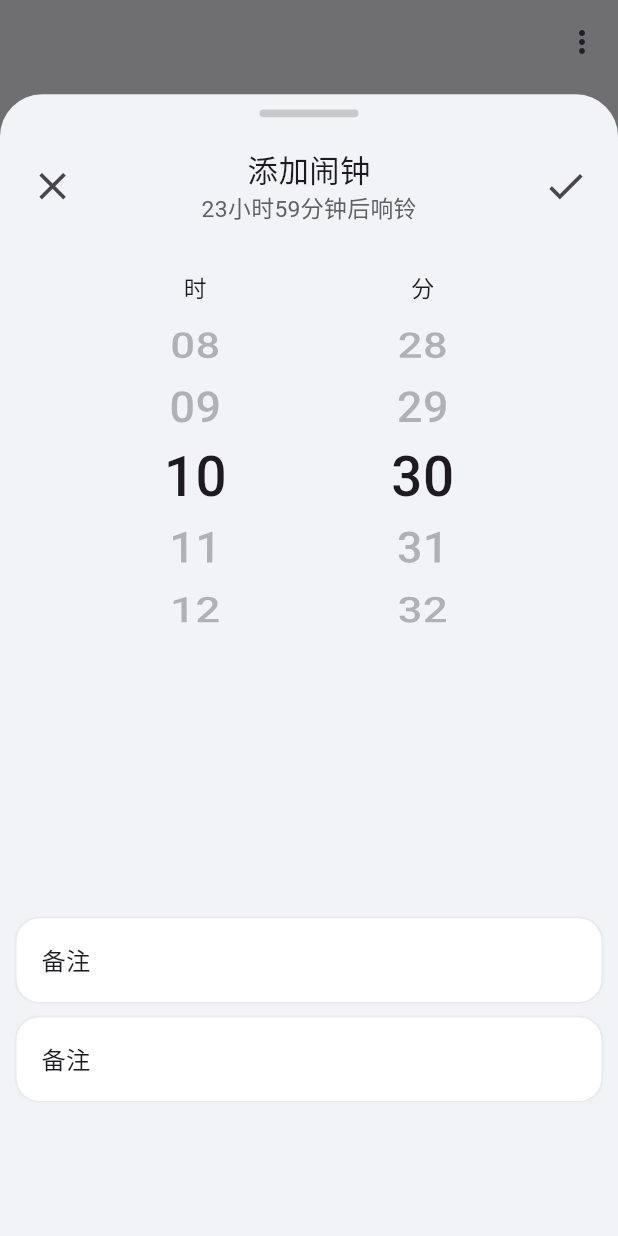
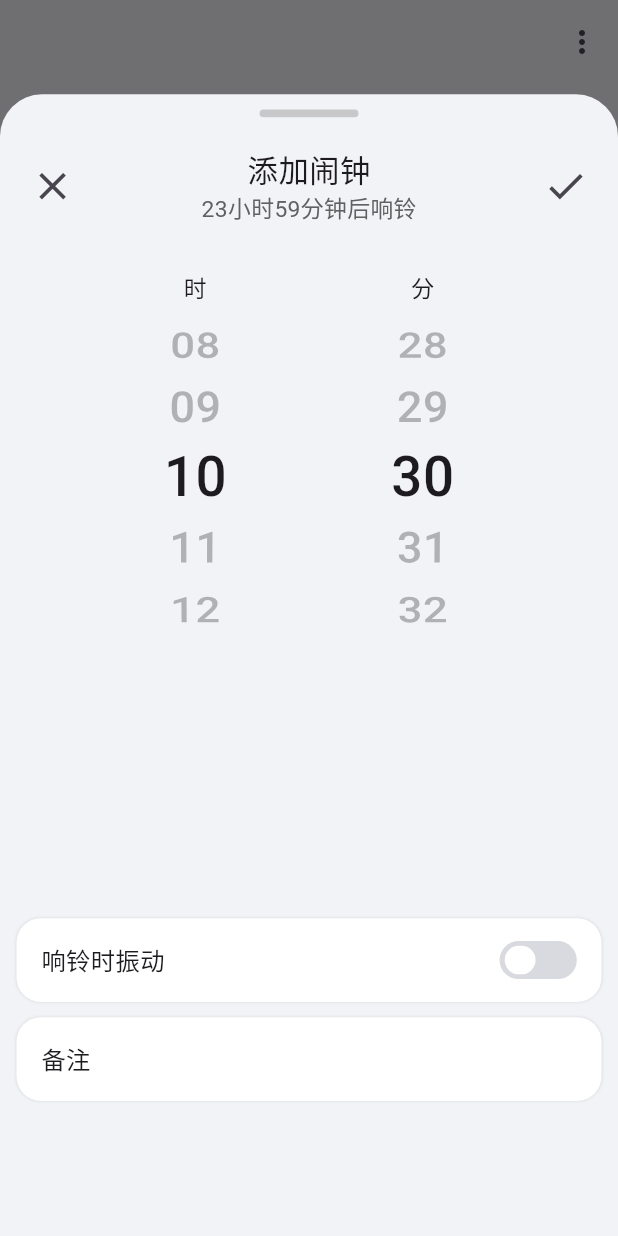
Before and after one commit to dzyz6/Medicine-Alarm, a Flutter app: the screen it shows after launch, after a tap on the "calendar today" icon, after a tap on the "add" icon, on a phone screen of 412 x 824 dp. Run offline on Flutter 3.47's test engine with Material 3 defaults, Android fonts, the phone set to English and light mode, and no system bars; our stand-ins replace flutter_screenutil; missing offline and left inert: dart:ffi.

Commit message:
正在编写点击按钮逻辑

```diff
--- a/lib/common/Color.dart
+++ b/lib/common/Color.dart
@@ -7,5 +7,6 @@ class MyColor{
   var blue2= Color(0xFF2E6FF2);
   var blue3= Color(0xFF1E40AF);
   var backgroundColor=Color(0xFFF2F3F6);
-
+  var pressColor=Color(0xFFE6E7EB);
+  var buttonColor=Color(0xFFD9DADF);
 }
--- a/lib/common/MyButton.dart
+++ b/lib/common/MyButton.dart
@@ -1,15 +1,89 @@
-import 'package:flutter/cupertino.dart';
+import 'package:flutter/material.dart';
+import 'package:flutter_screenutil/flutter_screenutil.dart';
+import 'package:nhelp/common/Color.dart';
 
-class Mybutton extends StatefulWidget {
-  const Mybutton({super.key});
+class MyButton extends StatefulWidget {
+  MyButton({super.key,this.onTap,required this.size});
+  Function? onTap;
+  double size;
+  @override
+  State<MyButton> createState() => _MyButtonState();
+}
+
+class _MyButtonState extends State<MyButton> with SingleTickerProviderStateMixin{
+
+  late AnimationController animationController;
+  late CurvedAnimation curvedAnimation;
+  @override
+  void initState() {
+    // TODO: implement initState
+    super.initState();
+    animationController=AnimationController(vsync: this,duration: Duration(milliseconds: 150));
+    curvedAnimation=CurvedAnimation(parent: animationController, curve:Curves.easeInOut);
+  }
+
+  //当前按钮状态
+  int curState=0;
+
+  var curColor=MyColor().buttonColor;
 
   @override
-  State<Mybutton> createState() => _MybuttonState();
-}
+  Widget build(BuildContext context) {
+    return AnimatedBuilder(
+      animation: curvedAnimation,
+      builder: (context,child) {
+        return GestureDetector(
+          onTap: (){
+            if(curvedAnimation.isAnimating){
+              return;
+            }
+            if(curState==0){
+              animationController.forward();
+              setState(() {
+                curColor=MyColor().blue2;
+              });
+              curState=1;
+            }
+            else{
+              animationController.reverse();
+              setState(() {
+                curColor=MyColor().buttonColor;
+              });
+              curState=0;
+            }
+            widget.onTap;
+          },
+          onLongPress: (){
 
-class _MybuttonState extends State<Mybutton> {
-  @override
-  Widget build(BuildContext context) {
-    return const Placeholder();
+          },
+          child: Container(
+            width:widget.size*1.875.w,
+            height: widget.size.h,
+            decoration: BoxDecoration(
+              color: curColor,
+              borderRadius: BorderRadius.all(Radius.circular(50.r)),
+            ),
+            child: Align(
+              alignment: Alignment.centerLeft,
+              child: Row(
+                children: [
+                  SizedBox(width: animationController.value*widget.size*0.85.w,),
+                  Container(
+                    margin: EdgeInsets.symmetric(horizontal: widget.size*0.125.w),
+                    width:widget.size*0.75.w,
+                    height: widget.size*0.75.h,
+                    decoration: BoxDecoration(
+                      color: Colors.white,
+                      borderRadius: BorderRadius.all(Radius.circular(50.r)),
+                    ),
+                  ),
+                ],
+              ),
+            ),
+
+          ),
+        );
+      }
+    );
   }
 }
--- a/lib/common/MyContainer.dart
+++ b/lib/common/MyContainer.dart
@@ -26,7 +26,7 @@ class _MyContainerState extends State<MyContainer> {
       height: widget.height,
       decoration: BoxDecoration(
           color: Colors.white,
-          borderRadius: BorderRadius.all(Radius.circular(15.r)),
+          borderRadius: BorderRadius.all(Radius.circular(16.r)),
         boxShadow:[
           BoxShadow(
             color: Color(0x1A000000), // 透明度26%（比之前的15%稍高），仍浅
--- /dev/null
+++ b/lib/common/OnTapContainer.dart
@@ -0,0 +1,120 @@
+import 'dart:async';
+
+import 'package:flutter/cupertino.dart';
+import 'package:flutter/material.dart';
+import 'package:flutter_screenutil/flutter_screenutil.dart';
+import 'package:nhelp/common/Color.dart';
+
+import 'MyButton.dart';
+import 'MyContainer.dart';
+
+class OnTapContainer extends StatefulWidget {
+  OnTapContainer({super.key, this.onTap});
+
+  Function()? onTap;
+
+  @override
+  State<OnTapContainer> createState() => _OnTapContainerState();
+}
+
+class _OnTapContainerState extends State<OnTapContainer> with SingleTickerProviderStateMixin{
+  bool _isPress = false;
+  Timer? _resetPressTimer;
+
+  late AnimationController _animationController;
+  late Animation<Color?> _colorAnimation;
+
+  @override
+  void initState() {
+    // TODO: implement initState
+    super.initState();
+    _animationController=AnimationController(vsync: this,duration: Duration(milliseconds: 200));
+    _colorAnimation = ColorTween(
+      begin: Colors.white,
+      end: MyColor().pressColor, ).animate(CurvedAnimation(
+      parent: _animationController,
+      curve: Curves.easeOut,
+    ));
+  }
+
+  @override
+  void dispose() {
+    // TODO: implement dispose
+    _resetPressTimer?.cancel();
+    _animationController.dispose();
+    super.dispose();
+  }
+
+
+
+  void _setPressedState(bool isPressed) {
+    if (isPressed) {
+      // 按下时：立即设为按压状态，同时取消之前的定时器（避免叠加）
+      setState(() => _isPress = true);
+      _resetPressTimer?.cancel();
+    } else {
+      // 松开/取消时：延迟100ms恢复常态（核心！确保快速点击也能看到变色）
+      _resetPressTimer = Timer(const Duration(milliseconds: 50), () {
+        if (mounted) { // 防止页面销毁后更新状态
+          setState(() => _isPress = false);
+          _animationController.reset();
+        }
+      });
+    }
+  }
+
+
+  @override
+  Widget build(BuildContext context) {
+    return GestureDetector(
+      onTapCancel: () {
+        _setPressedState(false);
+      },
+      onTapDown: (details) {
+        _setPressedState(true);
+        _animationController.forward();
+      },
+      onTapUp: (details) {
+        _setPressedState(false);
+        if (widget.onTap != null) {
+          widget.onTap!();
+        }
+      },
+      child: AnimatedBuilder(
+        animation: _colorAnimation,
+        builder: (context,child) {
+          return Container(
+            margin: EdgeInsets.symmetric(horizontal: 10.w,vertical: 5.h),
+            padding: EdgeInsets.symmetric(horizontal: 15.w,vertical: 10.h),
+            height: 55.h,
+            width: double.infinity,
+            decoration: BoxDecoration(
+                color: _colorAnimation.value,
+                borderRadius: BorderRadius.all(Radius.circular(16.r)),
+                boxShadow:[
+                  BoxShadow(
+                    color: Color(0x1A000000), // 透明度26%（比之前的15%稍高），仍浅
+                    blurRadius: 1,
+                    offset: Offset(0, 0),
+                    spreadRadius: 0, // 不扩散，仅边缘有阴影
+                  )
+                ]
+            ),
+            child: Row(
+              mainAxisAlignment: MainAxisAlignment.spaceBetween,
+              children: [
+                Text(
+                  "响铃时振动",
+                  style: TextStyle(fontSize: 16.sp, fontWeight: FontWeight.w500),
+                ),
+                MyButton(
+                  size: 25,
+                ),
+              ],
+            ),
+          );
+        }
+      ),
+    );
+  }
+}
--- a/lib/ui/AlarmPage.dart
+++ b/lib/ui/AlarmPage.dart
@@ -2,7 +2,9 @@ import 'package:flutter/cupertino.dart';
 import 'package:flutter/material.dart';
 import 'package:flutter_screenutil/flutter_screenutil.dart';
 import 'package:nhelp/common/Color.dart';
+import 'package:nhelp/common/MyButton.dart';
 import 'package:nhelp/common/MyContainer.dart';
+import 'package:nhelp/common/OnTapContainer.dart';
 
 class AlarmPage extends StatefulWidget {
   const AlarmPage({super.key});
@@ -86,6 +88,7 @@ class _AlarmPageState extends State<AlarmPage> {
                     style: TextStyle(fontSize: 30.sp),
                   ),
                 )),
+
           ],
         ),
         floatingButton(),
@@ -132,15 +135,7 @@ class _AlarmPageState extends State<AlarmPage> {
                       //滚轮挑选
                       chooseAlarm(),
                       SizedBox(height: 20.h,),
-                      MyContainer(
-                        height: 55.h,
-                        width: double.infinity,
-                        child: Row(
-                          children: [
-                            Text("备注",style: TextStyle(fontSize: 16.sp,fontWeight: FontWeight.w500),),
-                          ],
-                        ),
-                      ),
+                      OnTapContainer(),
                       MyContainer(
                         height: 55.h,
                         width: double.infinity,
--- a/lib/ui/MyNavigationBar.dart
+++ b/lib/ui/MyNavigationBar.dart
@@ -26,7 +26,7 @@ class _MyNavigationBarState extends State<MyNavigationBar>
     super.initState();
     animationController = AnimationController(
       vsync: this,
-      duration: Duration(milliseconds: 350),
+      duration: Duration(milliseconds:300),
       value: 0.0,
     );
 
@@ -37,32 +37,31 @@ class _MyNavigationBarState extends State<MyNavigationBar>
 
     shrinkAnimation = Tween<double>(begin: 1, end: 0).animate(CurvedAnimation(
       parent: animationController,
-      curve: const Interval(0.5, 1.0, curve: Curves.easeInCubic),));
+      curve: const Interval(0.5, 1.0, curve: Curves.easeInCubic),
+    ));
 
-    animationController.addListener((){
-      if(animationController.value>=0.5&&onleft){
+    animationController.addListener(() {
+      if (animationController.value >= 0.5 && onleft) {
         setState(() {
           bgleft = null;
-          bgright = 80.w;
+          bgright = 90.w;
         });
-
       }
-      if(animationController.value<=0.5&&!onleft){
+      if (animationController.value <= 0.5 && !onleft) {
         setState(() {
-            bgleft = 80.w;
+          bgleft = 90.w;
           bgright = null;
-
         });
       }
 
-      if(animationController.value>=0.6&&onleft){
+      if (animationController.value >= 0.6 && onleft) {
         setState(() {
           color2 = Colors.black;
           color1 = Colors.white;
         });
       }
 
-      if(animationController.value>=0.6&&!onleft){
+      if (animationController.value >= 0.6 && !onleft) {
         setState(() {
           color1 = Colors.black;
           color2 = Colors.white;
@@ -79,20 +78,22 @@ class _MyNavigationBarState extends State<MyNavigationBar>
 
   var color1 = Colors.black;
   var color2 = Colors.white;
-  double? bgleft = 80.w;
+  double? bgleft = 90.w;
   double? bgright = null;
-  bool onleft=false;
+  bool onleft = true;
 
-  void onRightButton() async{
+  void onRightButton() async {
     if (animationController.isAnimating) return;
-    onleft=!onleft;
-    await animationController.forward();
+    await animationController.forward().whenComplete(() {
+      onleft = !onleft;
+    });
   }
 
-  void onLeftButton() async{
+  void onLeftButton() async {
     if (animationController.isAnimating) return;
-    onleft=!onleft;
-    await animationController.reverse();
+    await animationController.reverse().whenComplete(() {
+      onleft = !onleft;
+    });
   }
 
   @override
@@ -102,10 +103,11 @@ class _MyNavigationBarState extends State<MyNavigationBar>
         builder: (context, child) {
           return Container(
               decoration: BoxDecoration(
-                color:MyColor().blue2,
-                borderRadius: BorderRadius.only(topLeft: Radius.circular(10.r),topRight: Radius.circular(10.r))
-              ),
-              height: 80.w,
+                  color: MyColor().blue2,
+                  borderRadius: BorderRadius.only(
+                      topLeft: Radius.circular(10.r),
+                      topRight: Radius.circular(10.r))),
+              height: 60.w,
               child: Stack(
                 alignment: Alignment.center,
                 children: [
@@ -113,8 +115,10 @@ class _MyNavigationBarState extends State<MyNavigationBar>
                       left: bgleft,
                       right: bgright,
                       child: Container(
-                        width: animationController.value<0.5?expandAnimation.value*155.w+60.w:shrinkAnimation.value*155.w+60.w,
-                        height: 60.h,
+                        width: animationController.value < 0.5
+                            ? expandAnimation.value * 155.w + 40.w
+                            : shrinkAnimation.value * 155.w + 40.w,
+                        height: 40.h,
                         padding: EdgeInsets.all(5.sp),
                         decoration: BoxDecoration(
                             borderRadius:
@@ -126,8 +130,8 @@ class _MyNavigationBarState extends State<MyNavigationBar>
                     child: InkWell(
                         splashColor: Colors.white.withAlpha(30),
                         onTap: () {
+                          onLeftButton();
                           context.read<PageChange>().pageChangeToAskPage();
-                          onLeftButton();
                         },
                         child: Container(
                             width: 60.w,
@@ -147,8 +151,8 @@ class _MyNavigationBarState extends State<MyNavigationBar>
                     child: InkWell(
                         splashColor: Colors.white.withAlpha(30),
                         onTap: () async {
+                          onRightButton();
                           context.read<PageChange>().pageChangeToAlarmPage();
-                          onRightButton();
                         },
                         child: Container(
                             width: 60.w,
```
Also changed, not shown: lib/provider/PageChange.dart (+6 -6 lines). Lines whose indentation alone changed are shown as unchanged.
